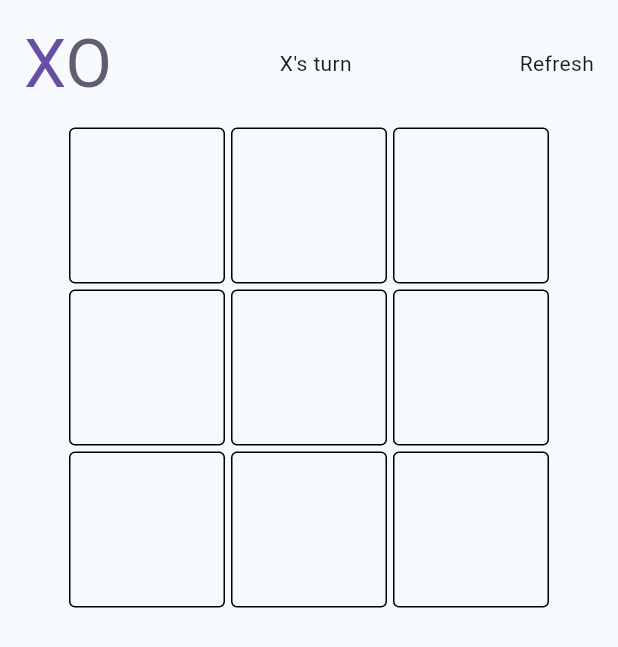
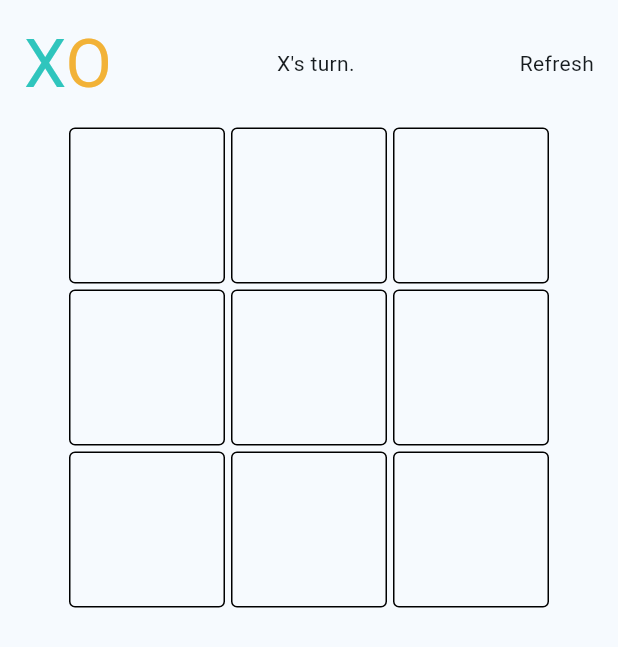
Before and after one commit to Mirror83/tic_tac_toe_flutter, a Flutter app: the screen it shows after launch, on a phone screen of 412 x 824 dp. Shown: the top 647 px of the screen. Run offline on Flutter 3.47's test engine with Material 3 defaults, Android fonts, the phone set to English and light mode, and no system bars.

Commit message:
Moved header from main.dart to game.dart

```diff
--- a/lib/game.dart
+++ b/lib/game.dart
@@ -13,6 +13,52 @@ class _TicTacToeGameState extends State<TicTacToeGame> {
   final TicTacToeBoard board = TicTacToeBoard();
   var gameState = GameState.playerOneTurn;
   final _tag = "TicTacToeGame";
+
+  String determineHeaderText() {
+    switch (gameState) {
+      case GameState.playerOneTurn:
+        return "X's turn.";
+      case GameState.playerTwoTurn:
+        return "O's turn.";
+      case GameState.playerOneVictory:
+        return "X wins!";
+      case GameState.playerTwoVictory:
+        return "O wins!";
+      case GameState.draw:
+        return "It's a draw";
+    }
+  }
+
+  Widget buildHeader(BuildContext context) {
+    final ThemeData theme = Theme.of(context);
+    final pseudoLogo = RichText(
+        text: TextSpan(
+            text: "X",
+            style: TextStyle(
+                color: theme.colorScheme.primary,
+                fontSize: theme.textTheme.displayMedium!.fontSize),
+            children: [
+          TextSpan(
+              text: "O",
+              style: TextStyle(
+                color: theme.colorScheme.secondary,
+              ))
+        ]));
+
+    return SafeArea(
+      child: Padding(
+        padding: const EdgeInsets.all(16.0),
+        child: Row(
+          mainAxisAlignment: MainAxisAlignment.spaceBetween,
+          children: <Widget>[
+            pseudoLogo,
+            Text(determineHeaderText()),
+            const Text("Refresh")
+          ],
+        ),
+      ),
+    );
+  }
 
   Widget buildBoard(BuildContext context) {
     final List<BoardTile> boardTiles = [];
@@ -53,8 +99,6 @@ class _TicTacToeGameState extends State<TicTacToeGame> {
   }
 
   void makeMove(BoardPosition position) {
-    log("Position: ${(position.row, position.col)}", name: "makeMove");
-
     switch (gameState) {
       case GameState.playerOneTurn:
         board.placeToken(position, BoardToken.x);
@@ -98,7 +142,12 @@ class _TicTacToeGameState extends State<TicTacToeGame> {
 
   @override
   Widget build(BuildContext context) {
-    return buildBoard(context);
+    return Column(
+      children: [
+        buildHeader(context),
+        buildBoard(context),
+      ],
+    );
   }
 }
 
--- a/lib/main.dart
+++ b/lib/main.dart
@@ -19,43 +19,8 @@ class MainApp extends StatelessWidget {
           secondary: const Color(0xFFF2B237),
         ),
       ),
-      home: Scaffold(
-          body: Column(
-        children: [
-          buildHeader(context),
-          const TicTacToeGame(),
-        ],
-      )),
-    );
-  }
-
-  Widget buildHeader(BuildContext context) {
-    final ThemeData theme = Theme.of(context);
-    final pseudoLogo = RichText(
-        text: TextSpan(
-            text: "X",
-            style: TextStyle(
-                color: theme.colorScheme.primary,
-                fontSize: theme.textTheme.displayMedium!.fontSize),
-            children: [
-          TextSpan(
-              text: "O",
-              style: TextStyle(
-                color: theme.colorScheme.secondary,
-              ))
-        ]));
-
-    return SafeArea(
-      child: Padding(
-        padding: const EdgeInsets.all(16.0),
-        child: Row(
-          mainAxisAlignment: MainAxisAlignment.spaceBetween,
-          children: <Widget>[
-            pseudoLogo,
-            const Text("X's turn"),
-            const Text("Refresh")
-          ],
-        ),
+      home: const Scaffold(
+        body: TicTacToeGame(),
       ),
     );
   }
```
